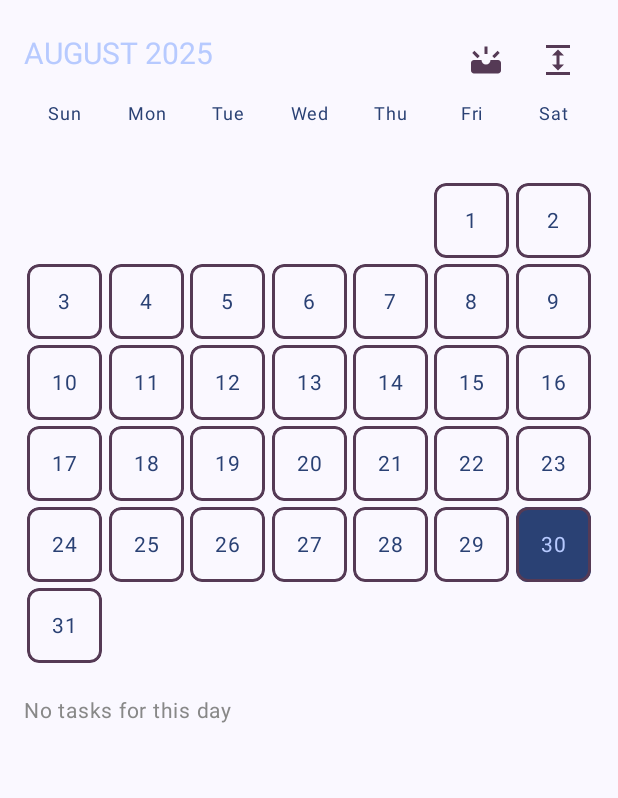
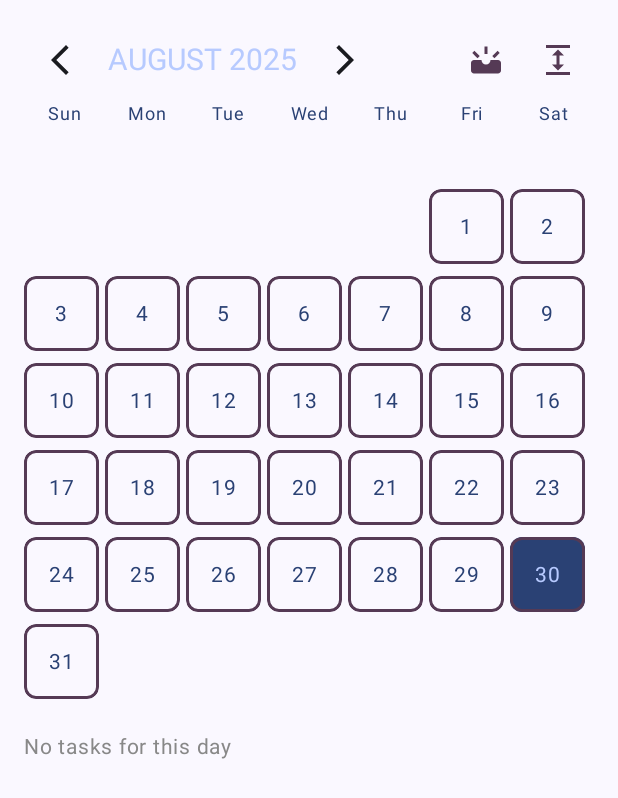
Before and after one commit to barh0m1977/To-Do-Sticky-Note, an Android app built with Jetpack Compose: the composable CalendarWithTaskToDo shown on its own in the app's theme, on a phone screen of 412 x 824 dp. Shown: the top 798 px of the screen. Run offline under Robolectric (Android 15) with nearby library versions, the phone set to English and light mode, and no system bars; 2 statements that could not run were skipped.

Commit message:
moving between months and collapsed weeks

```diff
--- a/app/src/main/java/com/ibrahim/to_dolist/presentation/ui/screens/CalendarWithTaskToDo.kt
+++ b/app/src/main/java/com/ibrahim/to_dolist/presentation/ui/screens/CalendarWithTaskToDo.kt
@@ -7,6 +7,7 @@ import androidx.compose.animation.animateColorAsState
 import androidx.compose.foundation.background
 import androidx.compose.foundation.border
 import androidx.compose.foundation.clickable
+import androidx.compose.foundation.horizontalScroll
 import androidx.compose.foundation.layout.Arrangement
 import androidx.compose.foundation.layout.Box
 import androidx.compose.foundation.layout.Column
@@ -18,12 +19,17 @@ import androidx.compose.foundation.layout.height
 import androidx.compose.foundation.layout.offset
 import androidx.compose.foundation.layout.padding
 import androidx.compose.foundation.layout.size
+import androidx.compose.foundation.layout.width
 import androidx.compose.foundation.lazy.LazyColumn
-import androidx.compose.foundation.lazy.grid.rememberLazyGridState
+import androidx.compose.foundation.lazy.LazyRow
 import androidx.compose.foundation.lazy.items
+import androidx.compose.foundation.lazy.rememberLazyListState
+import androidx.compose.foundation.rememberScrollState
 import androidx.compose.foundation.shape.CircleShape
 import androidx.compose.foundation.shape.RoundedCornerShape
 import androidx.compose.material.icons.Icons
+import androidx.compose.material.icons.filled.ArrowBackIosNew
+import androidx.compose.material.icons.filled.ArrowForwardIos
 import androidx.compose.material.icons.filled.Expand
 import androidx.compose.material.icons.filled.Upcoming
 import androidx.compose.material3.AlertDialog
@@ -37,12 +43,12 @@ import androidx.compose.runtime.collectAsState
 import androidx.compose.runtime.getValue
 import androidx.compose.runtime.mutableStateOf
 import androidx.compose.runtime.remember
+import androidx.compose.runtime.rememberCoroutineScope
 import androidx.compose.runtime.setValue
 import androidx.compose.ui.Alignment
 import androidx.compose.ui.Modifier
 import androidx.compose.ui.draw.clip
 import androidx.compose.ui.graphics.Color
-import androidx.compose.ui.platform.LocalConfiguration
 import androidx.compose.ui.platform.LocalContext
 import androidx.compose.ui.text.style.TextAlign
 import androidx.compose.ui.unit.dp
@@ -58,6 +64,7 @@ import com.ibrahim.to_dolist.data.model.ToDoState
 import com.ibrahim.to_dolist.presentation.ui.component.CardStickyNote
 import com.ibrahim.to_dolist.presentation.ui.component.TaskDialog
 import com.ibrahim.to_dolist.presentation.viewmodel.ToDoViewModel
+import kotlinx.coroutines.launch
 import org.koin.androidx.compose.koinViewModel
 import java.time.LocalDate
 import java.time.YearMonth
@@ -67,126 +74,116 @@ import java.time.YearMonth
 @Composable
 fun CalendarWithTaskToDo(viewModel: ToDoViewModel = koinViewModel()) {
     val today = LocalDate.now()
-    val yearMonth = YearMonth.now()
+    var currentYearMonth by remember { mutableStateOf(YearMonth.now()) }
+    val yearMonth = currentYearMonth
     val firstDay = yearMonth.atDay(1)
     val daysInMonth = yearMonth.lengthOfMonth()
-    val firstDayIndex = (firstDay.dayOfWeek.value % 7) // Sunday = 0
-    val todosModel = viewModel.todos.collectAsState(initial = emptyList())
-    val todos = todosModel.value
+    val firstDayIndex = (firstDay.dayOfWeek.value % 7)
+    val todos by viewModel.todos.collectAsState(initial = emptyList())
 
-    // Use epoch day to store LocalDate safely in Compose state
     var selectedDateEpoch by remember { mutableStateOf(today.toEpochDay()) }
     val selectedDate = LocalDate.ofEpochDay(selectedDateEpoch)
 
-    // state to show a dialog
-    var showDialog by remember { mutableStateOf(false) }
-    var selectedTodo by remember { mutableStateOf<ToDo?>(null) }
-    val selectedToDo by viewModel.selectedToDo.collectAsState()
-    val gridState = rememberLazyGridState()
-    rememberLazyGridState()
+    var timeline by remember { mutableStateOf(false) }
+    var showExportDialog by remember { mutableStateOf(false) }
+    var expandedWeekIndex by remember { mutableStateOf<Int?>(null) }
 
     val context = LocalContext.current
-    val configuration = LocalConfiguration.current
-    val screenWidth = configuration.screenWidthDp.dp
-    if (screenWidth < 600.dp) 2 else 4
     val sizeOfBox = 50
-    // timeline
-    var timeline by remember { mutableStateOf(false) }
-    // export
-    var showExportDialog by remember { mutableStateOf(false) }
+    val totalWeeks = 6
+    val coroutineScope = rememberCoroutineScope()
+    val lazyColumnState = rememberLazyListState()
 
-
-    // ✅ Helper: check if a task overlaps a given day
     fun ToDo.overlapsDay(day: LocalDate): Boolean {
         val start = this.createdAt.toLocalDateTime()
         val duration = this.durationMinutes ?: 60
         val end = start.plusMinutes(duration.toLong())
-
         val dayStart = day.atStartOfDay()
         val dayEnd = dayStart.plusDays(1)
-
         return start.isBefore(dayEnd) && end.isAfter(dayStart)
     }
 
-    Column(
-        modifier = Modifier
-            .fillMaxSize()
-            .padding(16.dp)
-    ) {
+    fun LocalDate.weekOfMonth(): Int = ((this.dayOfMonth + firstDayIndex - 1) / 7)
 
+    Column(modifier = Modifier.fillMaxSize().padding(16.dp)) {
+        // Header: Month navigation + export + expand
         Row(
             modifier = Modifier.fillMaxWidth(),
-            horizontalArrangement = Arrangement.SpaceAround,
+            horizontalArrangement = Arrangement.SpaceBetween,
             verticalAlignment = Alignment.CenterVertically
         ) {
-            // Month title
+            // Month navigation
+            Row(verticalAlignment = Alignment.CenterVertically) {
+                IconButton(onClick = {
+                    currentYearMonth = currentYearMonth.minusMonths(1)
+                    selectedDateEpoch = currentYearMonth.atDay(1).toEpochDay()
+                    expandedWeekIndex = null
+                }) {
+                    Icon(Icons.Default.ArrowBackIosNew, contentDescription = "Prev Month")
+                }
+
                 Text(
                     text = "${yearMonth.month.name} ${yearMonth.year}",
                     fontSize = 20.sp,
                     color = MaterialTheme.colorScheme.inversePrimary,
                     style = MaterialTheme.typography.titleLarge,
-                modifier = Modifier.padding(bottom = 8.dp)
+                    modifier = Modifier.padding(horizontal = 8.dp)
                 )
-            Row(
-                modifier = Modifier.fillMaxWidth(),
-                horizontalArrangement = Arrangement.End,
-            ) {
+
                 IconButton(onClick = {
-                  showExportDialog=true
+                    currentYearMonth = currentYearMonth.plusMonths(1)
+                    selectedDateEpoch = currentYearMonth.atDay(1).toEpochDay()
+                    expandedWeekIndex = null
                 }) {
-                    Icon(
-                        Icons.Default.Upcoming,
-                        "Export as",
-                        modifier = Modifier.padding(horizontal = 5.dp),
-                        tint = MaterialTheme.colorScheme.tertiary
-                    )
+                    Icon(Icons.Default.ArrowForwardIos, contentDescription = "Next Month")
+                }
+            }
+
+            // Export + Expand week
+            Row {
+                IconButton(onClick = { showExportDialog = true }) {
+                    Icon(Icons.Default.Upcoming, "Export", tint = MaterialTheme.colorScheme.tertiary)
                 }
                 IconButton(onClick = {
                     timeline = !timeline
+                    expandedWeekIndex = if (expandedWeekIndex == null) selectedDate.weekOfMonth() else null
+                    expandedWeekIndex?.let { week -> coroutineScope.launch { lazyColumnState.animateScrollToItem(week) } }
                 }) {
-                    Icon(
-                        Icons.Default.Expand,
-                        "time line",
-                        modifier = Modifier.padding(horizontal = 5.dp),
-                        tint = MaterialTheme.colorScheme.tertiary
-                    )
+                    Icon(Icons.Default.Expand, "Expand Week", tint = MaterialTheme.colorScheme.tertiary)
                 }
             }
         }
 
         // Days of week header
         val daysOfWeek = listOf("Sun", "Mon", "Tue", "Wed", "Thu", "Fri", "Sat")
-        Row(
-            modifier = Modifier.fillMaxWidth(),
-            horizontalArrangement = Arrangement.SpaceAround
-        ) {
+        Row(modifier = Modifier.fillMaxWidth(), horizontalArrangement = Arrangement.SpaceAround) {
             daysOfWeek.forEach {
-                Text(it, fontSize = 12.sp, color = MaterialTheme.colorScheme.primary, modifier = Modifier.size(sizeOfBox.dp), textAlign = TextAlign.Center)
+                Text(it, fontSize = 12.sp, color = MaterialTheme.colorScheme.primary,
+                    modifier = Modifier.size(sizeOfBox.dp), textAlign = TextAlign.Center)
             }
         }
 
         Spacer(modifier = Modifier.height(8.dp))
 
-        // Calendar grid
-        var dayCounter = 1
-        for (week in 0..5) {
-            Row(
-                modifier = Modifier.fillMaxWidth(),
-                horizontalArrangement = Arrangement.SpaceAround
+        // Weeks LazyColumn
+        LazyColumn(state = lazyColumnState, modifier = Modifier.fillMaxWidth()) {
+            items(totalWeeks) { week ->
+                if (expandedWeekIndex == null || expandedWeekIndex == week) {
+                    val startDayIndex = week * 7 - firstDayIndex + 1
+                    LazyRow(
+                        modifier = Modifier.fillMaxWidth().padding(vertical = 4.dp),
+                        horizontalArrangement = Arrangement.spacedBy(4.dp)
                     ) {
-                for (dayOfWeek in 0..6) {
-                    if (week == 0 && dayOfWeek < firstDayIndex || dayCounter > daysInMonth) {
-                        Box(modifier = Modifier.size(sizeOfBox.dp)) {} // empty cell
-                    } else {
-                        val date = yearMonth.atDay(dayCounter)
-                        val todosForDay = todos.filter { it.overlapsDay(date) } // ✅ updated
-
+                        items(7) { dayOfWeek ->
+                            val dayIndex = startDayIndex + dayOfWeek
+                            if (dayIndex in 1..daysInMonth) {
+                                val date = yearMonth.atDay(dayIndex)
+                                val todosForDay = todos.filter { it.overlapsDay(date) }
                                 val backgroundColor by animateColorAsState(
                                     if (date.toEpochDay() == selectedDateEpoch) MaterialTheme.colorScheme.primary
                                     else if (date == today) MaterialTheme.colorScheme.errorContainer
                                     else MaterialTheme.colorScheme.background
                                 )
-
                                 Column(
                                     horizontalAlignment = Alignment.CenterHorizontally,
                                     verticalArrangement = Arrangement.Center,
@@ -194,24 +191,20 @@ fun CalendarWithTaskToDo(viewModel: ToDoViewModel = koinViewModel()) {
                                         .size(sizeOfBox.dp)
                                         .clip(RoundedCornerShape(8.dp))
                                         .background(backgroundColor)
-                                .border(
-                                    width = 2.dp,
-                                    color = MaterialTheme.colorScheme.tertiary,
-                                    shape = RoundedCornerShape(8.dp)
-                                )
-                                .clickable { selectedDateEpoch = date.toEpochDay() }
+                                        .border(2.dp, MaterialTheme.colorScheme.tertiary, RoundedCornerShape(8.dp))
+                                        .clickable {
+                                            selectedDateEpoch = date.toEpochDay()
+                                            expandedWeekIndex = week
+                                            coroutineScope.launch { lazyColumnState.animateScrollToItem(week) }
+                                        }
                                 ) {
                                     Text(
-                                text = dayCounter.toString(),
-                                fontSize = 14.sp,
-                                color = if (date.toEpochDay() == selectedDateEpoch || date == today) MaterialTheme.colorScheme.inversePrimary else MaterialTheme.colorScheme.primary
+                                        dayIndex.toString(), fontSize = 14.sp,
+                                        color = if (date.toEpochDay() == selectedDateEpoch || date == today)
+                                            MaterialTheme.colorScheme.inversePrimary
+                                        else MaterialTheme.colorScheme.primary
                                     )
-
-                            // small dots for tasks (max 3)
-                            Row(
-                                horizontalArrangement = Arrangement.Center,
-                                verticalAlignment = Alignment.CenterVertically
-                            ) {
+                                    Row(horizontalArrangement = Arrangement.Center, verticalAlignment = Alignment.CenterVertically) {
                                         todosForDay.take(3).forEach { todo ->
                                             Box(
                                                 modifier = Modifier
@@ -229,39 +222,44 @@ fun CalendarWithTaskToDo(viewModel: ToDoViewModel = koinViewModel()) {
                                         }
                                     }
                                 }
-                        dayCounter++
+                            } else Box(modifier = Modifier.size(sizeOfBox.dp)) {}
                         }
                     }
                 }
-            Spacer(modifier = Modifier.height(4.dp))
+            }
+        }
+
+        // Prev/Next week buttons (collapsed mode)
+        if (timeline) {
+            Spacer(modifier = Modifier.height(8.dp))
+            Row(modifier = Modifier.fillMaxWidth().padding(bottom = 8.dp), horizontalArrangement = Arrangement.SpaceBetween) {
+                IconButton(onClick = {
+                    expandedWeekIndex = ((expandedWeekIndex ?: 0) - 1).coerceAtLeast(0)
+                    coroutineScope.launch { lazyColumnState.animateScrollToItem(expandedWeekIndex!!) }
+                }) { Icon(Icons.Default.ArrowBackIosNew, "Prev Week", tint = MaterialTheme.colorScheme.tertiary) }
+
+                IconButton(onClick = {
+                    expandedWeekIndex = ((expandedWeekIndex ?: 0) + 1).coerceAtMost(totalWeeks - 1)
+                    coroutineScope.launch { lazyColumnState.animateScrollToItem(expandedWeekIndex!!) }
+                }) { Icon(Icons.Default.ArrowForwardIos, "Next Week", tint = MaterialTheme.colorScheme.tertiary) }
+            }
         }
 
         Spacer(modifier = Modifier.height(16.dp))
 
-        // Bottom panel: tasks for selected date
-        val tasks = todos.filter { it.overlapsDay(selectedDate) } // ✅ updated
-
+        // Bottom panel tasks
+        val tasks = todos.filter { it.overlapsDay(selectedDate) }
         if (tasks.isNotEmpty()) {
-            Text(
-                text = "Tasks for ${selectedDate.dayOfMonth}/${selectedDate.monthValue}/${selectedDate.year}",
-                fontSize = 16.sp,
-                color = MaterialTheme.colorScheme.tertiary,
-                modifier = Modifier.padding(bottom = 8.dp)
-            )
-            if (timeline) {
-                TaskTimeline(tasks = tasks)
+            Text("Tasks for ${selectedDate.dayOfMonth}/${selectedDate.monthValue}/${selectedDate.year}",
+                fontSize = 16.sp, color = MaterialTheme.colorScheme.tertiary, modifier = Modifier.padding(bottom = 8.dp))
+            if (timeline) ScrollableTaskTimeline(tasks)
+            else ToDoListScreenForDay(tasks, viewModel)
         } else {
-                ToDoListScreenForDay(tasks = tasks, viewModel)
-            }
-        } else {
-            Text(
-                text = "No tasks for this day",
-                fontSize = 14.sp,
-                color = Color.Gray
-            )
+            Text("No tasks for this day", fontSize = 14.sp, color = Color.Gray)
         }
     }
 
+    // Export Dialog
     if (showExportDialog) {
         AlertDialog(
             onDismissRequest = { showExportDialog = false },
@@ -269,92 +267,106 @@ fun CalendarWithTaskToDo(viewModel: ToDoViewModel = koinViewModel()) {
             text = { Text("Choose a format to export your tasks:") },
             confirmButton = {
                 Column {
-                    Text(
-                        "Export as Database",
-                        modifier = Modifier
-                            .fillMaxWidth()
-                            .clickable {
+                    Text("Export as Database",
+                        modifier = Modifier.fillMaxWidth().clickable {
                             showExportDialog = false
                             exportDatabase(context, ToDoDatabase.DATABASE_NAME)
-                            }
-                            .padding(8.dp)
-                    )
-                    Text(
-                        "Export as Ics",
-                        modifier = Modifier
-                            .fillMaxWidth()
-                            .clickable {
+                        }.padding(8.dp))
+                    Text("Export as Ics",
+                        modifier = Modifier.fillMaxWidth().clickable {
                             showExportDialog = false
-                                exportAsIcsWithTasks(context,viewModel.todosWithTasks.value)
-                            }
-                            .padding(8.dp)
-                    )
-
+                            exportAsIcsWithTasks(context, viewModel.todosWithTasks.value)
+                        }.padding(8.dp))
                 }
             },
-            dismissButton = {
-                Text(
-                    "Cancel",
-                    modifier = Modifier.clickable { showExportDialog = false }
+            dismissButton = { Text("Cancel", modifier = Modifier.clickable { showExportDialog = false }) }
         )
     }
-        )
-    }
-
-
 }
 
 @Composable
-fun TaskTimeline(tasks: List<ToDo>) {
-    val timelineStartHour = 0
-    val timelineEndHour = 23
-    val hours = (timelineStartHour..timelineEndHour).toList()
-    val hourHeightDp = 60.dp
+fun ScrollableTaskTimeline(tasks: List<ToDo>) {
+    val hourHeightDp = 80.dp
+    val hours = (0..23).toList()
 
-    LazyColumn(
-        modifier = Modifier.fillMaxSize()
-    ) {
+    Box(modifier = Modifier.fillMaxSize()) {
+        LazyColumn(modifier = Modifier.fillMaxSize()) {
             items(hours) { hour ->
                 Box(
                     modifier = Modifier
                         .fillMaxWidth()
                         .height(hourHeightDp)
+                        .background(MaterialTheme.colorScheme.background)
                         .border(0.5.dp, Color.LightGray)
                 ) {
-                // Hour label
                     Text(
                         text = String.format("%02d:00", hour),
-                    modifier = Modifier.align(Alignment.CenterStart).padding(start = 4.dp),
+                        modifier = Modifier
+                            .align(Alignment.CenterStart)
+                            .padding(start = 8.dp),
                         color = Color.Gray,
-                    fontSize = 12.sp
+                        fontSize = 14.sp
                     )
 
-                // Tasks for this hour
-                tasks.filter {
-                    val t = it.createdAt.toLocalDateTime()
-                    t.hour == hour
-                }.forEach { task ->
-                    val taskStart = task.createdAt.toLocalDateTime()
-                    val taskDuration = task.durationMinutes ?: 60
-                    taskStart.plusMinutes(taskDuration.toLong())
+                    val overlappingTasks = tasks.filter { task ->
+                        val start = task.createdAt.toLocalDateTime()
+                        val end = start.plusMinutes(task.durationMinutes?.toLong() ?: 60)
+                        val hourStart = start.withHour(hour).withMinute(0).withSecond(0)
+                        val hourEnd = hourStart.plusHours(1)
+                        end.isAfter(hourStart) && start.isBefore(hourEnd)
+                    }
 
-                    val startOffset = (taskStart.minute + taskStart.second / 60f) / 60f * hourHeightDp.value
-                    val durationHeight = (taskDuration / 60f) * hourHeightDp.value
+                    Row(
+                        modifier = Modifier
+                            .fillMaxWidth()
+                            .padding(start = 70.dp)
+                            .horizontalScroll(rememberScrollState()),
+                        horizontalArrangement = Arrangement.spacedBy(8.dp)
+                    ) {
+                        overlappingTasks.forEach { task ->
+                            val start = task.createdAt.toLocalDateTime()
+                            val end = start.plusMinutes(task.durationMinutes?.toLong() ?: 60)
+                            val hourStart = start.withHour(hour).withMinute(0).withSecond(0)
+                            val hourEnd = hourStart.plusHours(1)
+
+                            val overlapStart = if (start.isAfter(hourStart)) start else hourStart
+                            val overlapEnd = if (end.isBefore(hourEnd)) end else hourEnd
+
+                            val startOffset =
+                                ((overlapStart.minute + overlapStart.second / 60f) / 60f) * hourHeightDp.value
+                            val durationHeight =
+                                ((overlapEnd.hour * 60 + overlapEnd.minute) - (overlapStart.hour * 60 + overlapStart.minute)) / 60f * hourHeightDp.value
 
                             Box(
                                 modifier = Modifier
-                            .fillMaxWidth(0.8f)
+                                    .width(180.dp)
                                     .height(durationHeight.dp)
-                            .offset(x = 60.dp, y = startOffset.dp)
-                            .clip(RoundedCornerShape(6.dp))
+                                    .offset(y = startOffset.dp)
+                                    .clip(RoundedCornerShape(12.dp))
                                     .background(task.cardColor.listColor[2])
+                                    .border(1.dp, Color.White, RoundedCornerShape(12.dp))
+                            ) {
+                                Column(
+                                    modifier = Modifier
+                                        .padding(6.dp)
+                                        .align(Alignment.CenterStart)
                                 ) {
                                     Text(
-                            text = task.title,
+                                        task.title,
                                         color = Color.White,
-                            modifier = Modifier.padding(4.dp),
-                            fontSize = 12.sp
+                                        fontSize = 12.sp,
+                                        maxLines = 1
                                     )
+                                    Text(
+                                        "${start.hour}:${
+                                            start.minute.toString().padStart(2, '0')
+                                        } - ${end.hour}:${end.minute.toString().padStart(2, '0')}",
+                                        color = Color.White.copy(alpha = 0.7f),
+                                        fontSize = 10.sp
+                                    )
+                                }
+                            }
+                        }
                     }
                 }
             }
@@ -365,11 +377,8 @@ fun TaskTimeline(tasks: List<ToDo>) {
 @Composable
 fun ToDoListScreenForDay(tasks: List<ToDo>, viewModel: ToDoViewModel) {
     val context = LocalContext.current
-    val activity = context as FragmentActivity
     val selectedToDo by viewModel.selectedToDo.collectAsState()
-    LazyColumn(
-        modifier = Modifier.fillMaxSize()
-    ) {
+    LazyColumn(modifier = Modifier.fillMaxSize()) {
         items(tasks, key = { it.id }) { todo ->
             CardStickyNote(
                 modifier = Modifier
@@ -379,12 +388,11 @@ fun ToDoListScreenForDay(tasks: List<ToDo>, viewModel: ToDoViewModel) {
                     .clickable {
                         if (todo.locked) {
                             BiometricHelper(
-                                activity = context as FragmentActivity,
+                                context as FragmentActivity,
                                 onSuccess = { viewModel.selectToDo(todo) },
                                 onError = { msg ->
                                     Toast.makeText(context, msg, Toast.LENGTH_SHORT).show()
-                                }
-                            ).authenticate()
+                                }).authenticate()
                         } else {
                             viewModel.selectToDo(todo)
                         }
@@ -403,7 +411,7 @@ fun ToDoListScreenForDay(tasks: List<ToDo>, viewModel: ToDoViewModel) {
                         )
                     )
                 },
-                onClick = { },
+                onClick = {},
                 isLocked = todo.locked
             )
         }
@@ -413,11 +421,10 @@ fun ToDoListScreenForDay(tasks: List<ToDo>, viewModel: ToDoViewModel) {
             todoTitle = todo.title,
             todoId = todo.id,
             viewModel = viewModel,
-            onAddSubTask = { newText -> viewModel.addTask(todo.id, newText) },
-            onUpdateSubTask = { updatedTask -> viewModel.updateTask(updatedTask) },
-            onDeleteSubTask = { taskToDelete -> viewModel.deleteTask(taskToDelete) },
+            onAddSubTask = { viewModel.addTask(todo.id, it) },
+            onUpdateSubTask = { viewModel.updateTask(it) },
+            onDeleteSubTask = { viewModel.deleteTask(it) },
             onDismiss = { viewModel.clearSelectedToDo() }
         )
     }
-
 }
```
Lines whose indentation alone changed are shown as unchanged.
